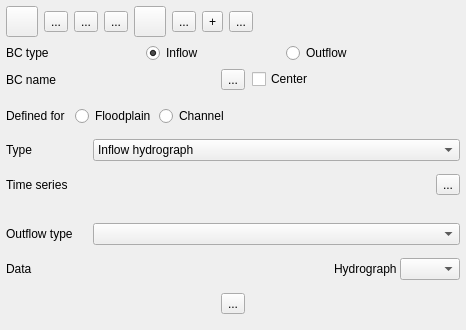
The window that flo2d/ui/bc_editor.ui (FLO-2DSoftware/qgis-flo-2d-plugin) describes before a commit, drawn with Qt 5.
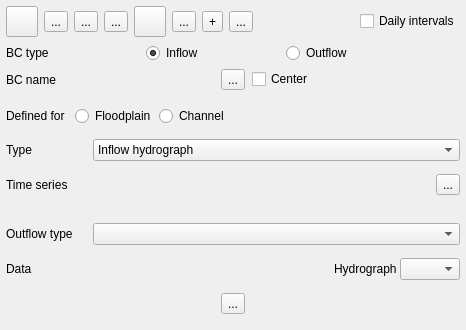
The same window after the commit. Icons and pictures are not drawn.

The edit to the form file:
```diff
--- a/flo2d/ui/bc_editor.ui
+++ b/flo2d/ui/bc_editor.ui
@@ -207,6 +207,13 @@
        </property>
       </spacer>
      </item>
+     <item>
+      <widget class="QCheckBox" name="interval_ckbx">
+       <property name="text">
+        <string>Daily intervals</string>
+       </property>
+      </widget>
+     </item>
     </layout>
    </item>
    <item>
```
